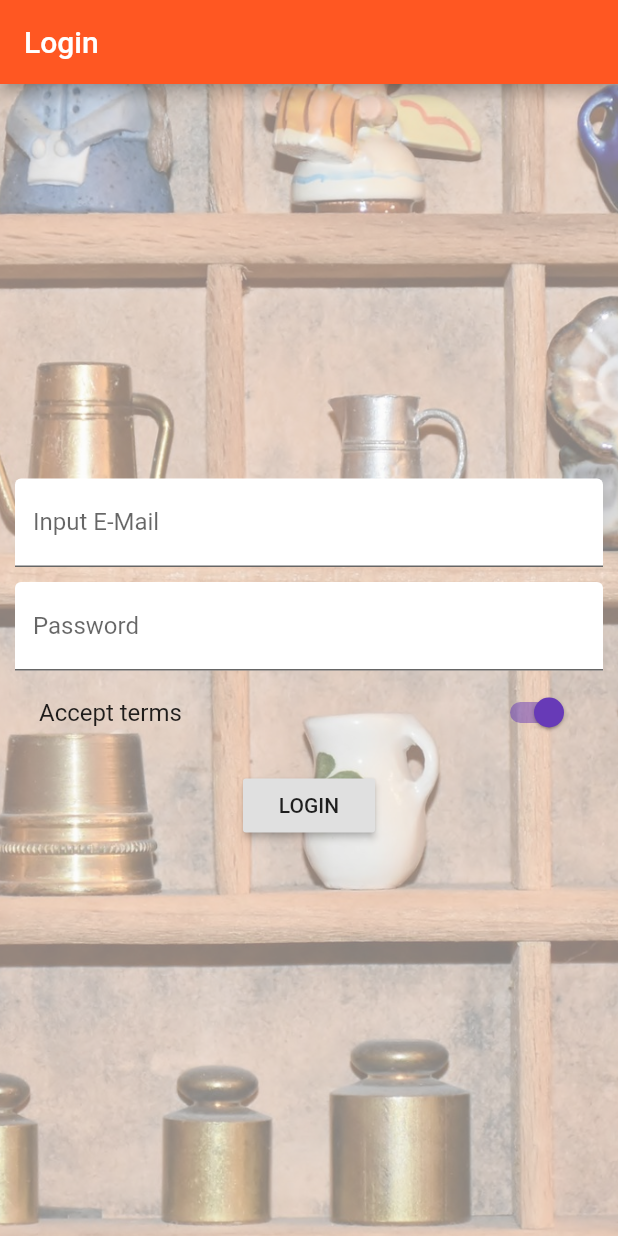
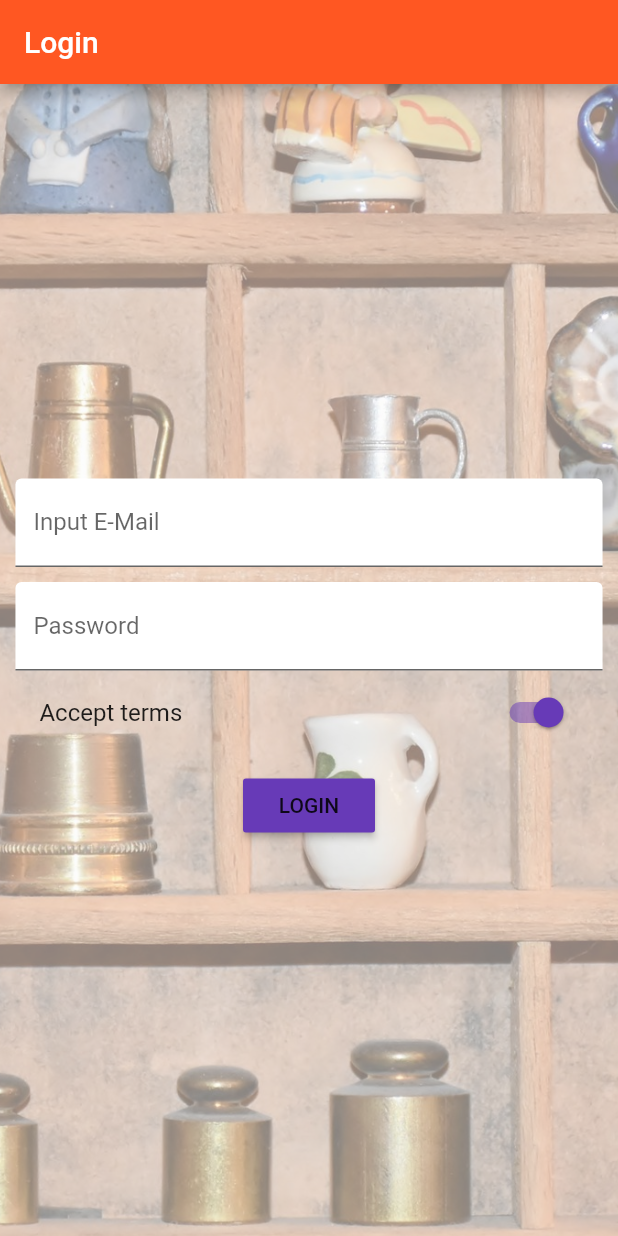
Before and after one commit to azamat87/flutter_app, a Flutter app: the screen it shows after launch, on a phone screen of 412 x 824 dp. Run offline on Flutter 3.47's test engine with Material 2 defaults, Android fonts, the phone set to English and light mode, and no system bars.

Commit message:
MediaQuery

```diff
--- a/lib/main.dart
+++ b/lib/main.dart
@@ -44,7 +44,8 @@ class _MyAppState extends State<MyApp> {
       theme: ThemeData(
           brightness: Brightness.light,
           primarySwatch: Colors.deepOrange,
-          accentColor: Colors.deepPurple),
+          accentColor: Colors.deepPurple,
+          buttonColor: Colors.deepPurple),
 //      home: AuthPage(),
       routes: {
         '/': (BuildContext context) => AuthPage(),
--- a/lib/pages/auth.dart
+++ b/lib/pages/auth.dart
@@ -67,6 +67,9 @@ class _AuthPageState extends State<AuthPage> {
 
   @override
   Widget build(BuildContext context) {
+    final double deviceWidth = MediaQuery.of(context).size.width;
+    final double targetWidth = deviceWidth > 550.0 ? 500.0 : deviceWidth * 0.95;
+
     return Scaffold(
       appBar: AppBar(
         title: Text('Login'),
@@ -77,6 +80,8 @@ class _AuthPageState extends State<AuthPage> {
           padding: EdgeInsets.all(10.0),
           child: Center(
             child: SingleChildScrollView(
+              child: Container(
+                width: targetWidth,
                 child: Column(
                   children: <Widget>[
                   _buildEmailTextField(),
@@ -91,6 +96,7 @@ class _AuthPageState extends State<AuthPage> {
                   ],
                 ),
               ),
+            ),
           )),
     );
   }
--- a/lib/pages/product_create.dart
+++ b/lib/pages/product_create.dart
@@ -64,16 +64,20 @@ class _ProductCreatePageState extends State<ProductCreatePage> {
 
   @override
   Widget build(BuildContext context) {
+    final double deviceWidth = MediaQuery.of(context).size.width;
+    final double targetWidth = deviceWidth > 550.0 ? 500.0 : deviceWidth * 0.95;
+    final double targetPadding = deviceWidth - targetWidth;
+
     return Container(
       margin: EdgeInsets.all(10.0),
       child: ListView(
+        padding: EdgeInsets.symmetric(horizontal: targetPadding / 2),
         children: <Widget>[
           _buildTitleTextField(),
           _buildDescriptionTextField(),
           _buildPriceTextField(),
           SizedBox(height: 10.0),
           RaisedButton(
-            color: Theme.of(context).accentColor,
             textColor: Colors.white,
             child: Text('Save'),
               onPressed: _submitForm
```
Lines whose indentation alone changed are shown as unchanged.
